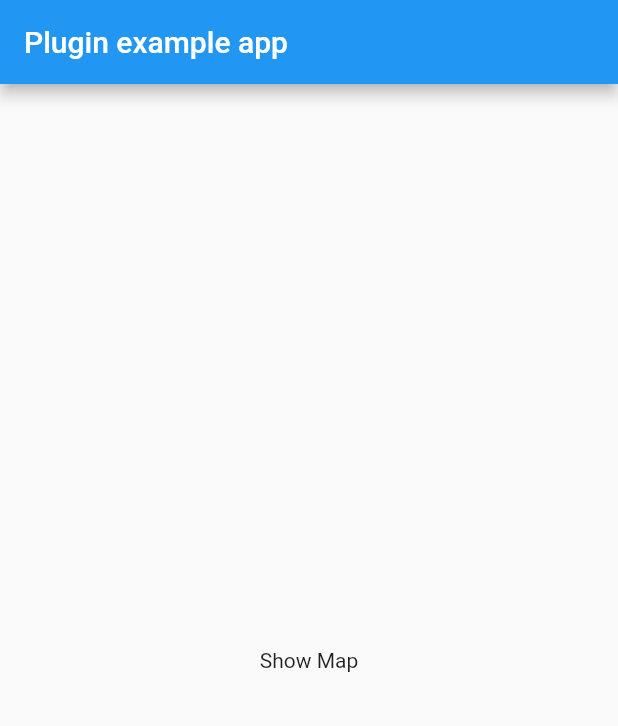
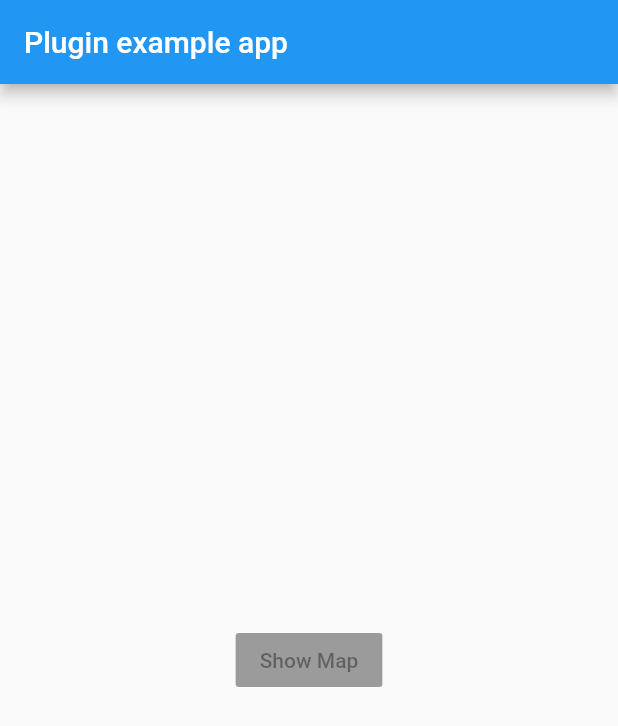
Before and after one commit to zhibuyu/Flutter_GaodeMap, a Flutter app: the screen it shows after launch, on a phone screen of 412 x 824 dp. Shown: the top 726 px of the screen. Run offline on Flutter 3.47's test engine with Material 2 defaults, Android fonts, the phone set to English and light mode, and no system bars; missing offline and left inert: flutter_amap.

Commit message:
使用自定义按钮（可添加文字的按钮）

```diff
--- /dev/null
+++ b/lib/CustomWidget.dart
@@ -0,0 +1,20 @@
+import 'package:flutter/material.dart';
+
+/**
+ * @Description  自定义按钮
+ * @Author  zhibuyu
+ * @Date 2018/9/28  10:16
+ * @Version  1.0
+ */
+class CustomButton extends StatelessWidget{
+  final String label;
+
+  CustomButton(this.label);
+
+  @override
+  Widget build(BuildContext context) {
+    // TODO: implement build
+    return new RaisedButton(onPressed: null,child: new Text(label));
+  }
+
+}
--- a/lib/main.dart
+++ b/lib/main.dart
@@ -7,6 +7,7 @@
 import 'package:flutter/material.dart';
 import 'package:flutter/services.dart';
 import 'package:flutter_amap/flutter_amap.dart';
+import 'package:gaode_map/CustomWidget.dart';
 
 void main(){
   FlutterAmap.setApiKey("9a7ceaf825d15a598d7dacac7141670c");
@@ -35,7 +36,10 @@ class _MyAppState extends State<MyApp> {
           title: new Text('Plugin example app'),
         ),
         body: new Center(
-            child: new InkWell(child: new Text("Show Map"),onTap: this.show)
+          child: new GestureDetector(
+          onTap: this.show,
+            child: new CustomButton("Show Map"),
+          ),
         ),
       ),
     );
```
Also changed, not shown: 1 other file.
